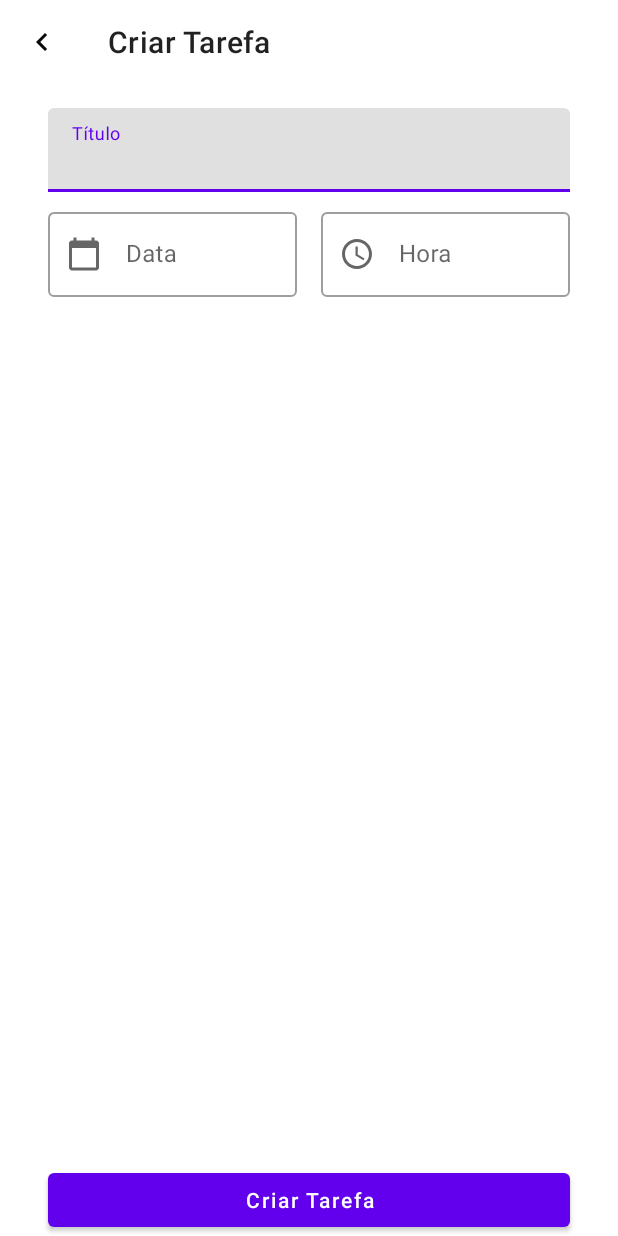
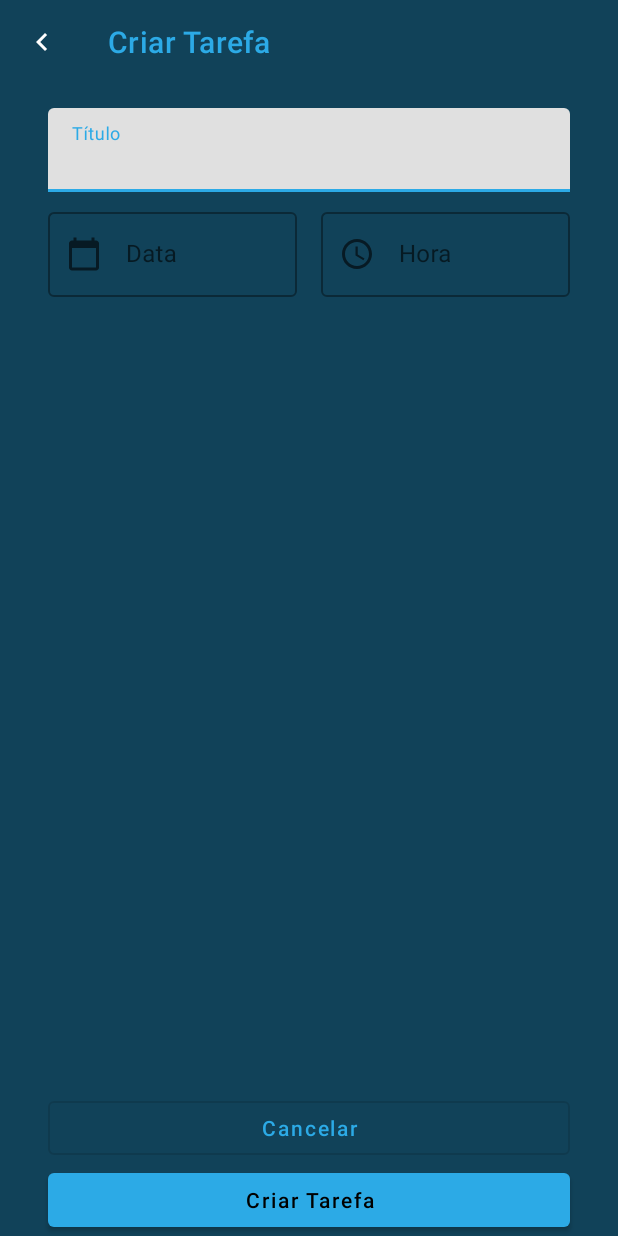
Before and after one commit to rooliani/to_do_list_bootcampSantander_DIO, an Android app: the layout activity_add_task.xml on its own in the app's theme, with its tools: preview values and no code run, on a phone screen of 412 x 824 dp. Run offline under Robolectric (Android 15) with nearby library versions, the phone set to English and light mode, and no system bars.

```diff
--- a/app/src/main/res/drawable-v24/ic_navigate.xml
+++ b/app/src/main/res/drawable-v24/ic_navigate.xml
@@ -1,5 +1,6 @@
 <vector android:height="24dp" android:tint="#0A0A0A"
     android:viewportHeight="24" android:viewportWidth="24"
     android:width="24dp" xmlns:android="http://schemas.android.com/apk/res/android">
-    <path android:fillColor="@android:color/white" android:pathData="M15.41,7.41L14,6l-6,6 6,6 1.41,-1.41L10.83,12z"/>
+    <path android:fillColor="@android:color/white"
+        android:pathData="M15.41,7.41L14,6l-6,6 6,6 1.41,-1.41L10.83,12z"/>
 </vector>
--- /dev/null
+++ b/app/src/main/res/drawable/ic_navegate_white.xml
@@ -0,0 +1,5 @@
+<vector android:height="24dp" android:tint="#FFFEFE"
+    android:viewportHeight="24" android:viewportWidth="24"
+    android:width="24dp" xmlns:android="http://schemas.android.com/apk/res/android">
+    <path android:fillColor="@android:color/white" android:pathData="M15.41,7.41L14,6l-6,6 6,6 1.41,-1.41L10.83,12z"/>
+</vector>
--- a/app/src/main/res/layout/activity_add_task.xml
+++ b/app/src/main/res/layout/activity_add_task.xml
@@ -11,7 +11,8 @@
         android:layout_width="match_parent"
         android:layout_height="wrap_content"
         app:title="@string/label_new_task"
-        app:navigationIcon="@drawable/ic_navigate"
+        app:titleTextColor="@color/azul_claro3"
+        app:navigationIcon="@drawable/ic_navegate_white"
         app:layout_constraintTop_toTopOf="parent"/>
 
     <androidx.constraintlayout.widget.Guideline
@@ -86,6 +87,7 @@
         android:layout_height="wrap_content"
         android:text="@string/label_new_task"
         android:textAllCaps="false"
+        android:textColor="@color/black"
         app:layout_constraintStart_toStartOf="@id/guide_start"
         app:layout_constraintEnd_toEndOf="@id/guide_end"
         app:layout_constraintBottom_toBottomOf="parent"
@@ -97,8 +99,6 @@
         android:layout_height="wrap_content"
         android:text="@string/label_cancel"
         android:textAllCaps="false"
-        android:textColor="@color/white"
-        android:background="@color/black"
         app:layout_constraintStart_toStartOf="@id/guide_start"
         app:layout_constraintEnd_toEndOf="@id/guide_end"
         app:layout_constraintBottom_toTopOf="@id/btn_new_task"
--- a/app/src/main/res/layout/activity_main.xml
+++ b/app/src/main/res/layout/activity_main.xml
@@ -10,7 +10,7 @@
     <TextView
         android:id="@+id/tv_title"
         android:text="@string/label_tasks"
-        android:textColor="@color/black"
+        android:textColor="@color/white"
         android:textSize="24sp"
         android:layout_width="wrap_content"
         android:layout_height="wrap_content"
--- a/app/src/main/res/layout/empty_state.xml
+++ b/app/src/main/res/layout/empty_state.xml
@@ -13,7 +13,7 @@
         android:textSize="24sp"
         android:gravity="center"
         android:text="@string/label_you_dont_have_tasks"
-        android:textColor="@color/black"
+        android:textColor="@color/azul_claro3"
         android:layout_marginBottom="16dp"
         app:layout_constraintStart_toStartOf="parent"
         app:layout_constraintBottom_toTopOf="@id/iv_image"
--- a/app/src/main/res/values-night/themes.xml
+++ b/app/src/main/res/values-night/themes.xml
@@ -1,16 +1,16 @@
 <resources xmlns:tools="http://schemas.android.com/tools">
     <!-- Base application theme. -->
-    <style name="Theme.Todolist_desafiofinal_v2" parent="Theme.MaterialComponents.DayNight.DarkActionBar">
+    <style name="Theme.Todolist_desafiofinal_v2" parent="Theme.MaterialComponents.Light.NoActionBar">
         <!-- Primary brand color. -->
-        <item name="colorPrimary">@color/purple_200</item>
-        <item name="colorPrimaryVariant">@color/purple_700</item>
-        <item name="colorOnPrimary">@color/black</item>
+        <item name="colorPrimary">@color/azul_claro3</item>
+        <item name="colorPrimaryVariant">@color/azul_claro2</item>
+        <item name="colorOnPrimary">@color/azul_claro2</item>
+        <item name="android:windowBackground">@color/azul_escuro1</item>
+        <item name="android:navigationBarColor">@android:color/holo_orange_dark</item>
         <!-- Secondary brand color. -->
-        <item name="colorSecondary">@color/teal_200</item>
-        <item name="colorSecondaryVariant">@color/teal_200</item>
-        <item name="colorOnSecondary">@color/black</item>
-        <!-- Status bar color. -->
-        <item name="android:statusBarColor" tools:targetApi="l">?attr/colorPrimaryVariant</item>
-        <!-- Customize your theme here. -->
+        <item name="colorSecondary">@color/azul_claro1</item>
+        <item name="colorSecondaryVariant">@color/black</item>
+        <item name="colorOnSecondary">@color/white</item>
+
     </style>
 </resources>
--- a/app/src/main/res/values/colors.xml
+++ b/app/src/main/res/values/colors.xml
@@ -1,10 +1,10 @@
 <?xml version="1.0" encoding="utf-8"?>
 <resources>
-    <color name="purple_200">#FFBB86FC</color>
-    <color name="purple_500">#FF6200EE</color>
-    <color name="purple_700">#FF3700B3</color>
-    <color name="teal_200">#FF03DAC5</color>
-    <color name="teal_700">#FF018786</color>
+    <color name="azul_escuro1">#114259</color>
+    <color name="azul_escuro2">#1D7299</color>
+    <color name="azul_claro1">#248EBF</color>
+    <color name="azul_claro2">#29A1D9</color>
+    <color name="azul_claro3">#2CAAE6</color>
     <color name="black">#FF000000</color>
     <color name="white">#FFFFFFFF</color>
 </resources>
--- a/app/src/main/res/values/themes.xml
+++ b/app/src/main/res/values/themes.xml
@@ -1,16 +1,16 @@
 <resources xmlns:tools="http://schemas.android.com/tools">
     <!-- Base application theme. -->
-    <style name="Theme.Todolist_desafiofinal_v2" parent="Theme.MaterialComponents.DayNight.DarkActionBar">
+    <style name="Theme.Todolist_desafiofinal_v2" parent="Theme.MaterialComponents.Light.NoActionBar">
         <!-- Primary brand color. -->
-        <item name="colorPrimary">@color/purple_500</item>
-        <item name="colorPrimaryVariant">@color/purple_700</item>
-        <item name="colorOnPrimary">@color/white</item>
+        <item name="colorPrimary">@color/azul_claro3</item>
+        <item name="colorPrimaryVariant">@color/azul_claro2</item>
+        <item name="colorOnPrimary">@color/azul_claro2</item>
+        <item name="android:windowBackground">@color/azul_escuro1</item>
+        <item name="android:navigationBarColor">@android:color/holo_orange_dark</item>
         <!-- Secondary brand color. -->
-        <item name="colorSecondary">@color/teal_200</item>
-        <item name="colorSecondaryVariant">@color/teal_700</item>
-        <item name="colorOnSecondary">@color/black</item>
-        <!-- Status bar color. -->
-        <item name="android:statusBarColor" tools:targetApi="l">?attr/colorPrimaryVariant</item>
-        <!-- Customize your theme here. -->
+        <item name="colorSecondary">@color/azul_claro1</item>
+        <item name="colorSecondaryVariant">@color/black</item>
+        <item name="colorOnSecondary">@color/white</item>
+
     </style>
 </resources>
```
